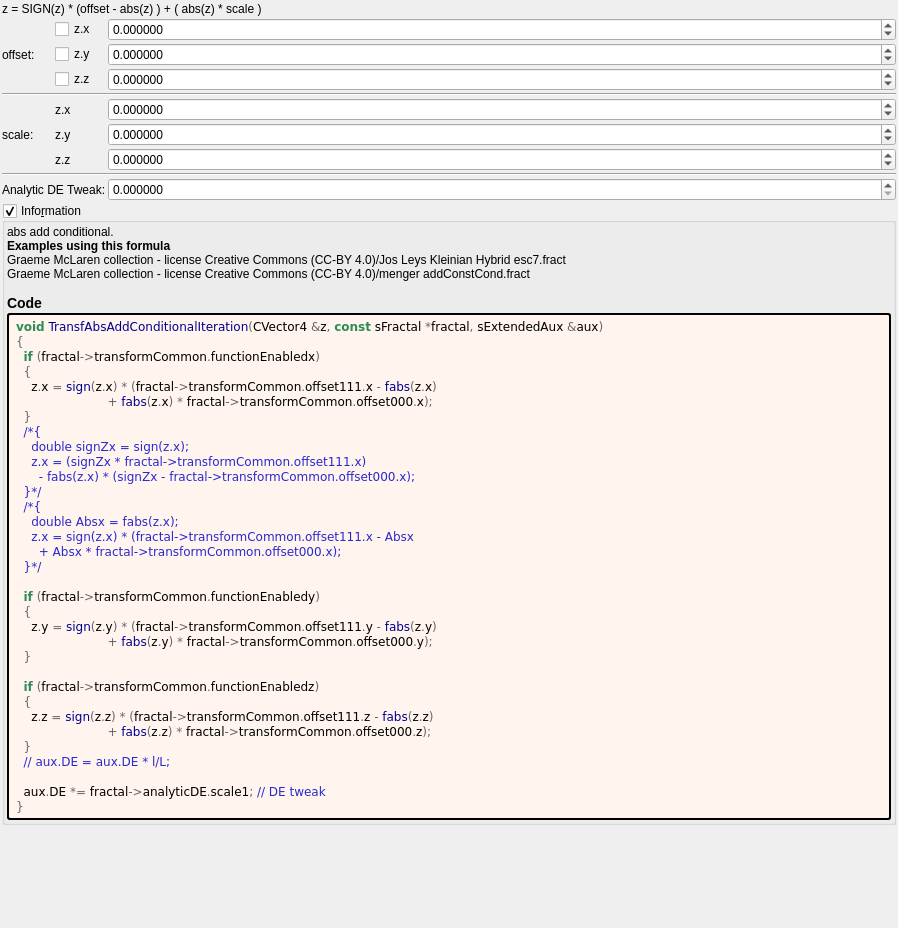
Before: the Qt Designer form mandelbulber2/formula/ui/transf_abs_add_conditional.ui in buddhi1980/mandelbulber2, drawn with Qt 5.
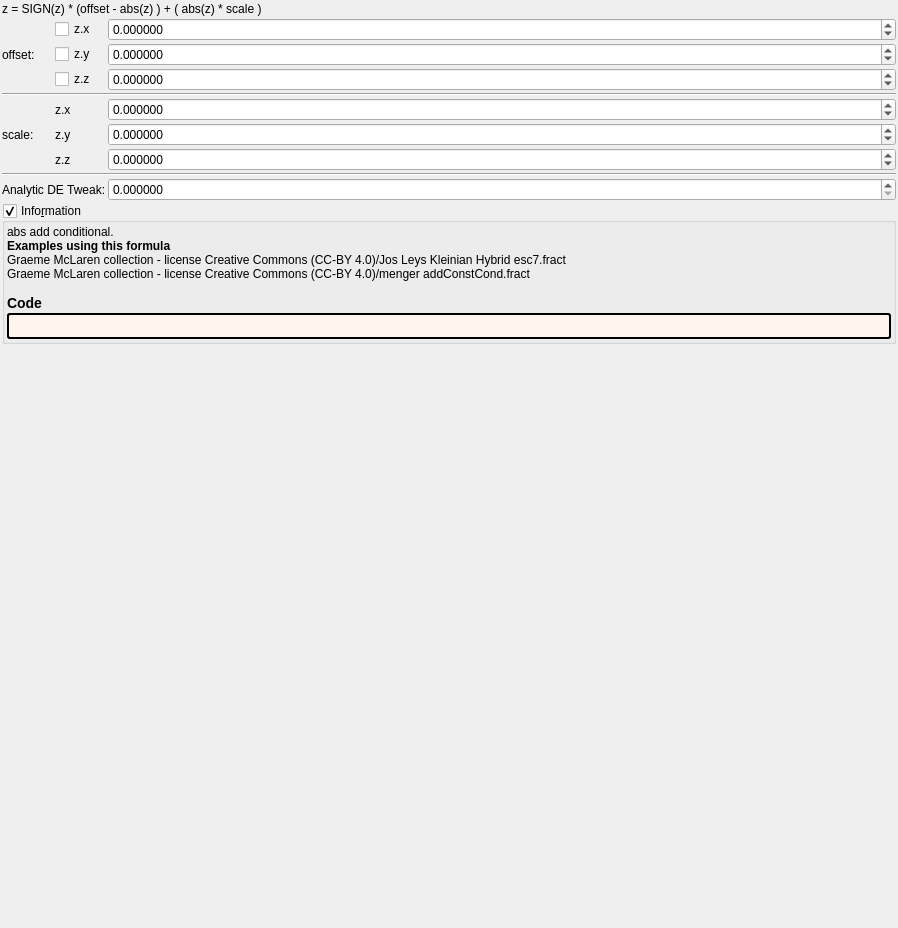
After: the same form once the commit is applied. Custom widgets are drawn as their Qt base class.

The edit to the form file:
```diff
--- a/mandelbulber2/formula/ui/transf_abs_add_conditional.ui
+++ b/mandelbulber2/formula/ui/transf_abs_add_conditional.ui
@@ -367,42 +367,7 @@
          <string notr="true">border-style: outset; border-width: 2px; border-radius: 3px; border-color: black; background-color: #fff5ee; padding: 4px;</string>
         </property>
         <property name="text">
-         <string notr="true">&lt;body style=&quot;background-color:#fff5ee&quot;&gt;
-&lt;pre style=&quot;color:#000000; background-color:#fff5ee;  font-family:'Courier New',monospace;&quot;&gt;&lt;span style=&quot;color:#2e8b57; font-weight:bold&quot;&gt;void&lt;/span&gt; &lt;span style=&quot;color:#00008f&quot;&gt;TransfAbsAddConditionalIteration&lt;/span&gt;&lt;span style=&quot;color:#676767&quot;&gt;(&lt;/span&gt;CVector4 &lt;span style=&quot;color:#676767&quot;&gt;&amp;amp;&lt;/span&gt;z&lt;span style=&quot;color:#676767&quot;&gt;,&lt;/span&gt; &lt;span style=&quot;color:#2e8b57; font-weight:bold&quot;&gt;const&lt;/span&gt; sFractal &lt;span style=&quot;color:#676767&quot;&gt;*&lt;/span&gt;fractal&lt;span style=&quot;color:#676767&quot;&gt;,&lt;/span&gt; sExtendedAux &lt;span style=&quot;color:#676767&quot;&gt;&amp;amp;&lt;/span&gt;aux&lt;span style=&quot;color:#676767&quot;&gt;)&lt;/span&gt;
-&lt;span style=&quot;color:#676767&quot;&gt;{&lt;/span&gt;
-  &lt;span style=&quot;color:#2e8b57; font-weight:bold&quot;&gt;if&lt;/span&gt; &lt;span style=&quot;color:#676767&quot;&gt;(&lt;/span&gt;fractal&lt;span style=&quot;color:#676767&quot;&gt;-&amp;gt;&lt;/span&gt;transformCommon&lt;span style=&quot;color:#676767&quot;&gt;.&lt;/span&gt;functionEnabledx&lt;span style=&quot;color:#676767&quot;&gt;)&lt;/span&gt;
-  &lt;span style=&quot;color:#676767&quot;&gt;{&lt;/span&gt;
-    z&lt;span style=&quot;color:#676767&quot;&gt;.&lt;/span&gt;x &lt;span style=&quot;color:#676767&quot;&gt;=&lt;/span&gt; &lt;span style=&quot;color:#00008f&quot;&gt;sign&lt;/span&gt;&lt;span style=&quot;color:#676767&quot;&gt;(&lt;/span&gt;z&lt;span style=&quot;color:#676767&quot;&gt;.&lt;/span&gt;x&lt;span style=&quot;color:#676767&quot;&gt;) * (&lt;/span&gt;fractal&lt;span style=&quot;color:#676767&quot;&gt;-&amp;gt;&lt;/span&gt;transformCommon&lt;span style=&quot;color:#676767&quot;&gt;.&lt;/span&gt;offset111&lt;span style=&quot;color:#676767&quot;&gt;.&lt;/span&gt;x &lt;span style=&quot;color:#676767&quot;&gt;-&lt;/span&gt; &lt;span style=&quot;color:#00008f&quot;&gt;fabs&lt;/span&gt;&lt;span style=&quot;color:#676767&quot;&gt;(&lt;/span&gt;z&lt;span style=&quot;color:#676767&quot;&gt;.&lt;/span&gt;x&lt;span style=&quot;color:#676767&quot;&gt;)&lt;/span&gt;
-                        &lt;span style=&quot;color:#676767&quot;&gt;+&lt;/span&gt; &lt;span style=&quot;color:#00008f&quot;&gt;fabs&lt;/span&gt;&lt;span style=&quot;color:#676767&quot;&gt;(&lt;/span&gt;z&lt;span style=&quot;color:#676767&quot;&gt;.&lt;/span&gt;x&lt;span style=&quot;color:#676767&quot;&gt;) *&lt;/span&gt; fractal&lt;span style=&quot;color:#676767&quot;&gt;-&amp;gt;&lt;/span&gt;transformCommon&lt;span style=&quot;color:#676767&quot;&gt;.&lt;/span&gt;offset000&lt;span style=&quot;color:#676767&quot;&gt;.&lt;/span&gt;x&lt;span style=&quot;color:#676767&quot;&gt;);&lt;/span&gt;
-  &lt;span style=&quot;color:#676767&quot;&gt;}&lt;/span&gt;
-  &lt;span style=&quot;color:#2929cc&quot;&gt;/*{&lt;/span&gt;
-&lt;span style=&quot;color:#2929cc&quot;&gt;    double signZx = sign(z.x);&lt;/span&gt;
-&lt;span style=&quot;color:#2929cc&quot;&gt;    z.x = (signZx * fractal-&amp;gt;transformCommon.offset111.x)&lt;/span&gt;
-&lt;span style=&quot;color:#2929cc&quot;&gt;      - fabs(z.x) * (signZx - fractal-&amp;gt;transformCommon.offset000.x);&lt;/span&gt;
-&lt;span style=&quot;color:#2929cc&quot;&gt;  }*/&lt;/span&gt;
-  &lt;span style=&quot;color:#2929cc&quot;&gt;/*{&lt;/span&gt;
-&lt;span style=&quot;color:#2929cc&quot;&gt;    double Absx = fabs(z.x);&lt;/span&gt;
-&lt;span style=&quot;color:#2929cc&quot;&gt;    z.x = sign(z.x) * (fractal-&amp;gt;transformCommon.offset111.x - Absx&lt;/span&gt;
-&lt;span style=&quot;color:#2929cc&quot;&gt;      + Absx * fractal-&amp;gt;transformCommon.offset000.x);&lt;/span&gt;
-&lt;span style=&quot;color:#2929cc&quot;&gt;  }*/&lt;/span&gt;
-
-  &lt;span style=&quot;color:#2e8b57; font-weight:bold&quot;&gt;if&lt;/span&gt; &lt;span style=&quot;color:#676767&quot;&gt;(&lt;/span&gt;fractal&lt;span style=&quot;color:#676767&quot;&gt;-&amp;gt;&lt;/span&gt;transformCommon&lt;span style=&quot;color:#676767&quot;&gt;.&lt;/span&gt;functionEnabledy&lt;span style=&quot;color:#676767&quot;&gt;)&lt;/span&gt;
-  &lt;span style=&quot;color:#676767&quot;&gt;{&lt;/span&gt;
-    z&lt;span style=&quot;color:#676767&quot;&gt;.&lt;/span&gt;y &lt;span style=&quot;color:#676767&quot;&gt;=&lt;/span&gt; &lt;span style=&quot;color:#00008f&quot;&gt;sign&lt;/span&gt;&lt;span style=&quot;color:#676767&quot;&gt;(&lt;/span&gt;z&lt;span style=&quot;color:#676767&quot;&gt;.&lt;/span&gt;y&lt;span style=&quot;color:#676767&quot;&gt;) * (&lt;/span&gt;fractal&lt;span style=&quot;color:#676767&quot;&gt;-&amp;gt;&lt;/span&gt;transformCommon&lt;span style=&quot;color:#676767&quot;&gt;.&lt;/span&gt;offset111&lt;span style=&quot;color:#676767&quot;&gt;.&lt;/span&gt;y &lt;span style=&quot;color:#676767&quot;&gt;-&lt;/span&gt; &lt;span style=&quot;color:#00008f&quot;&gt;fabs&lt;/span&gt;&lt;span style=&quot;color:#676767&quot;&gt;(&lt;/span&gt;z&lt;span style=&quot;color:#676767&quot;&gt;.&lt;/span&gt;y&lt;span style=&quot;color:#676767&quot;&gt;)&lt;/span&gt;
-                        &lt;span style=&quot;color:#676767&quot;&gt;+&lt;/span&gt; &lt;span style=&quot;color:#00008f&quot;&gt;fabs&lt;/span&gt;&lt;span style=&quot;color:#676767&quot;&gt;(&lt;/span&gt;z&lt;span style=&quot;color:#676767&quot;&gt;.&lt;/span&gt;y&lt;span style=&quot;color:#676767&quot;&gt;) *&lt;/span&gt; fractal&lt;span style=&quot;color:#676767&quot;&gt;-&amp;gt;&lt;/span&gt;transformCommon&lt;span style=&quot;color:#676767&quot;&gt;.&lt;/span&gt;offset000&lt;span style=&quot;color:#676767&quot;&gt;.&lt;/span&gt;y&lt;span style=&quot;color:#676767&quot;&gt;);&lt;/span&gt;
-  &lt;span style=&quot;color:#676767&quot;&gt;}&lt;/span&gt;
-
-  &lt;span style=&quot;color:#2e8b57; font-weight:bold&quot;&gt;if&lt;/span&gt; &lt;span style=&quot;color:#676767&quot;&gt;(&lt;/span&gt;fractal&lt;span style=&quot;color:#676767&quot;&gt;-&amp;gt;&lt;/span&gt;transformCommon&lt;span style=&quot;color:#676767&quot;&gt;.&lt;/span&gt;functionEnabledz&lt;span style=&quot;color:#676767&quot;&gt;)&lt;/span&gt;
-  &lt;span style=&quot;color:#676767&quot;&gt;{&lt;/span&gt;
-    z&lt;span style=&quot;color:#676767&quot;&gt;.&lt;/span&gt;z &lt;span style=&quot;color:#676767&quot;&gt;=&lt;/span&gt; &lt;span style=&quot;color:#00008f&quot;&gt;sign&lt;/span&gt;&lt;span style=&quot;color:#676767&quot;&gt;(&lt;/span&gt;z&lt;span style=&quot;color:#676767&quot;&gt;.&lt;/span&gt;z&lt;span style=&quot;color:#676767&quot;&gt;) * (&lt;/span&gt;fractal&lt;span style=&quot;color:#676767&quot;&gt;-&amp;gt;&lt;/span&gt;transformCommon&lt;span style=&quot;color:#676767&quot;&gt;.&lt;/span&gt;offset111&lt;span style=&quot;color:#676767&quot;&gt;.&lt;/span&gt;z &lt;span style=&quot;color:#676767&quot;&gt;-&lt;/span&gt; &lt;span style=&quot;color:#00008f&quot;&gt;fabs&lt;/span&gt;&lt;span style=&quot;color:#676767&quot;&gt;(&lt;/span&gt;z&lt;span style=&quot;color:#676767&quot;&gt;.&lt;/span&gt;z&lt;span style=&quot;color:#676767&quot;&gt;)&lt;/span&gt;
-                        &lt;span style=&quot;color:#676767&quot;&gt;+&lt;/span&gt; &lt;span style=&quot;color:#00008f&quot;&gt;fabs&lt;/span&gt;&lt;span style=&quot;color:#676767&quot;&gt;(&lt;/span&gt;z&lt;span style=&quot;color:#676767&quot;&gt;.&lt;/span&gt;z&lt;span style=&quot;color:#676767&quot;&gt;) *&lt;/span&gt; fractal&lt;span style=&quot;color:#676767&quot;&gt;-&amp;gt;&lt;/span&gt;transformCommon&lt;span style=&quot;color:#676767&quot;&gt;.&lt;/span&gt;offset000&lt;span style=&quot;color:#676767&quot;&gt;.&lt;/span&gt;z&lt;span style=&quot;color:#676767&quot;&gt;);&lt;/span&gt;
-  &lt;span style=&quot;color:#676767&quot;&gt;}&lt;/span&gt;
-  &lt;span style=&quot;color:#2929cc&quot;&gt;// aux.DE = aux.DE * l/L;&lt;/span&gt;
-
-  aux&lt;span style=&quot;color:#676767&quot;&gt;.&lt;/span&gt;DE &lt;span style=&quot;color:#676767&quot;&gt;*=&lt;/span&gt; fractal&lt;span style=&quot;color:#676767&quot;&gt;-&amp;gt;&lt;/span&gt;analyticDE&lt;span style=&quot;color:#676767&quot;&gt;.&lt;/span&gt;scale1&lt;span style=&quot;color:#676767&quot;&gt;;&lt;/span&gt; &lt;span style=&quot;color:#2929cc&quot;&gt;// DE tweak&lt;/span&gt;
-&lt;span style=&quot;color:#676767&quot;&gt;}&lt;/span&gt;
-&lt;/pre&gt;
-&lt;/body&gt;</string>
+         <string notr="true"></string>
         </property>
         <property name="wordWrap">
          <bool>true</bool>
```
